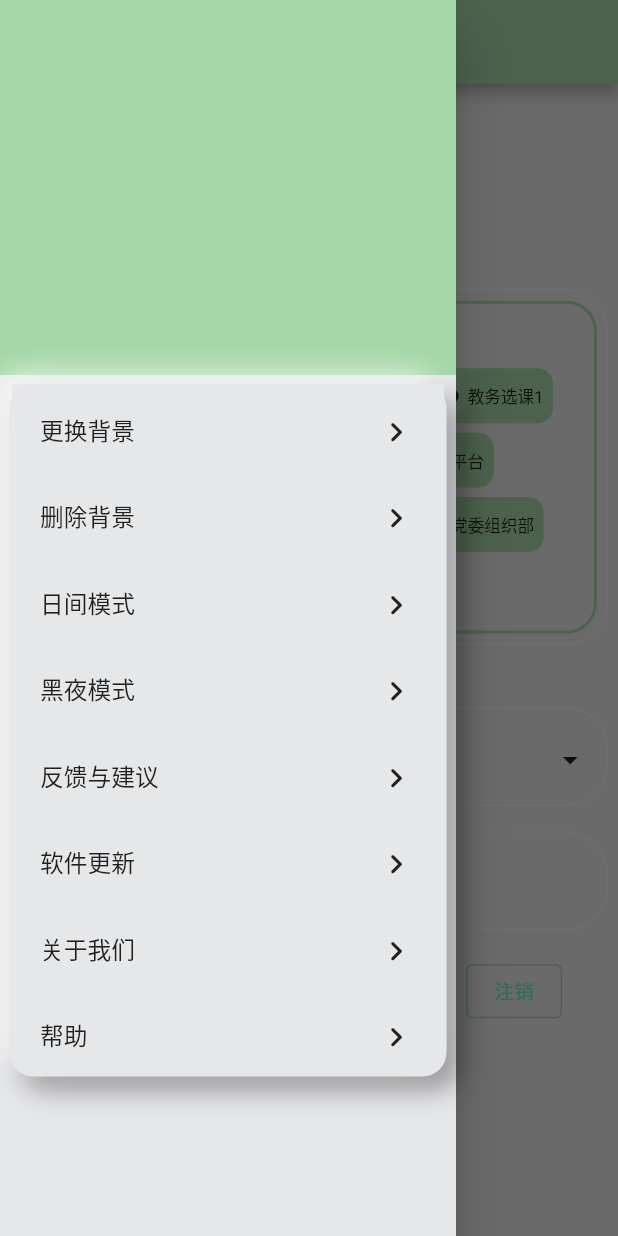
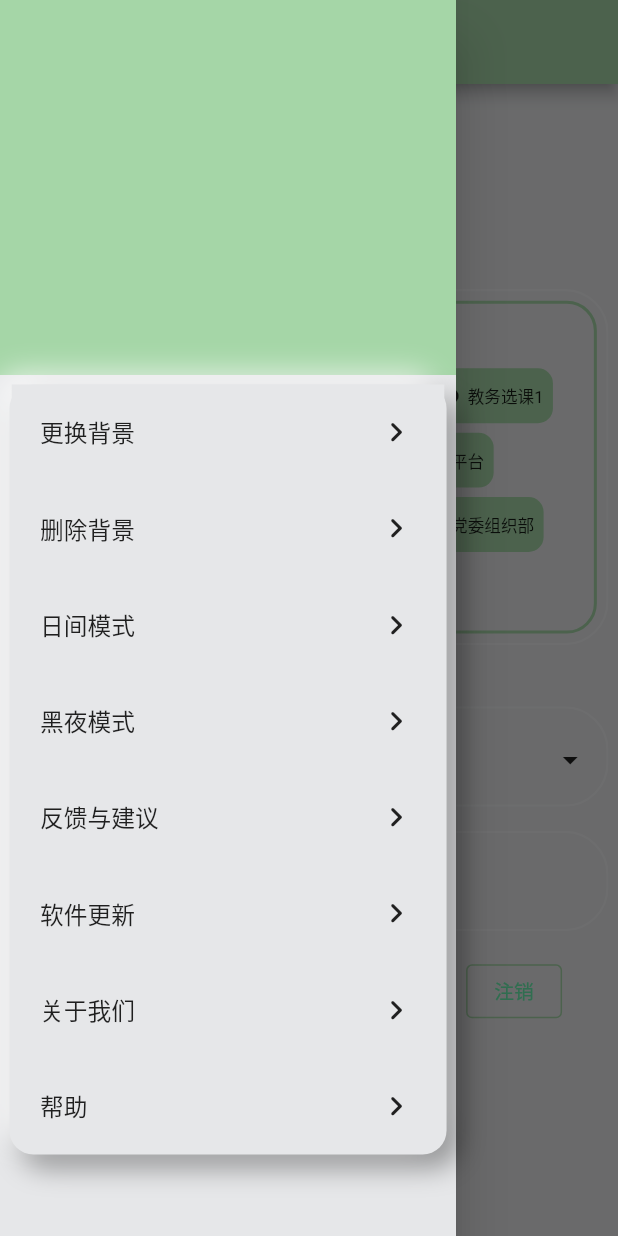
Before and after one commit to VaIOReTto1/CumtLogin, a Flutter app: the screen it shows after launch, with the side drawer open, on a phone screen of 412 x 824 dp. Run offline on Flutter 3.47's test engine with Material 2 defaults, Android fonts, the phone set to English and light mode, and no system bars; our stand-ins replace bot_toast, cached_network_image, dio, firebase_analytics, firebase_core, flutter_screenutil and 4 more; missing offline and left inert: flutter_picker; accounts and stored records are empty; network calls fail.

Commit message:
bugfix:更新更新网页跳转问题
bugfix:更新更新网页跳转问题

```diff
--- a/lib/drawer/drawer_button.dart
+++ b/lib/drawer/drawer_button.dart
@@ -27,7 +27,7 @@ class _AboutButtonState extends State<AboutButton> {
         },
         child: SizedBox(
           width: MediaQuery.of(context).size.width*0.7,
-          height: Platform.isWindows?MediaQuery.of(context).size.height*0.09:MediaQuery.of(context).size.height*0.07,
+          //height: Platform.isWindows?MediaQuery.of(context).size.height*0.09:MediaQuery.of(context).size.height*0.07,
           child: Padding(
               padding: EdgeInsets.all(UIConfig.paddingAll*3),
               child: Row(
@@ -56,7 +56,7 @@ class _ImageButtonState extends State<ImageButton> {
   Widget build(BuildContext context) {
     return SizedBox(
         width: MediaQuery.of(context).size.width*0.7,
-        height: Platform.isWindows?MediaQuery.of(context).size.height*0.09:MediaQuery.of(context).size.height*0.07,
+        //height: Platform.isWindows?MediaQuery.of(context).size.height*0.09:MediaQuery.of(context).size.height*0.07,
         child: Container(
           color: Theme.of(context).colorScheme.background,
           padding: EdgeInsets.all(UIConfig.paddingAll*3),
@@ -94,7 +94,7 @@ class _ThemeButtonState extends State<ThemeButton> {
         },
         child: SizedBox(
           width: MediaQuery.of(context).size.width*0.7,
-          height: Platform.isWindows?MediaQuery.of(context).size.height*0.09:MediaQuery.of(context).size.height*0.07,
+          //height: Platform.isWindows?MediaQuery.of(context).size.height*0.09:MediaQuery.of(context).size.height*0.07,
           child: Padding(
               padding: EdgeInsets.all(UIConfig.paddingAll*3),
               child: Row(
@@ -133,7 +133,7 @@ class _UpdatecheckButtonState extends State<UpdatecheckButton> {
         },
         child: SizedBox(
           width: MediaQuery.of(context).size.width*0.7,
-          height: Platform.isWindows?MediaQuery.of(context).size.height*0.09:MediaQuery.of(context).size.height*0.07,
+          //height: Platform.isWindows?MediaQuery.of(context).size.height*0.09:MediaQuery.of(context).size.height*0.07,
           child: Padding(
               padding: EdgeInsets.all(UIConfig.paddingAll*3),
               child: Row(
@@ -180,7 +180,7 @@ class _FeedBackButtonState extends State<FeedBackButton> {
         },
         child: SizedBox(
           width: MediaQuery.of(context).size.width*0.7,
-          height: Platform.isWindows?MediaQuery.of(context).size.height*0.09:MediaQuery.of(context).size.height*0.07,
+          //height: Platform.isWindows?MediaQuery.of(context).size.height*0.09:MediaQuery.of(context).size.height*0.07,
           child: Padding(
               padding: EdgeInsets.all(UIConfig.paddingAll * 3),
               child: Row(
@@ -216,7 +216,7 @@ class _HelpButtonState extends State<HelpButton> {
         },
         child: SizedBox(
           width: MediaQuery.of(context).size.width*0.7,
-          height: Platform.isWindows?MediaQuery.of(context).size.height*0.09:MediaQuery.of(context).size.height*0.07,
+          //height: Platform.isWindows?MediaQuery.of(context).size.height*0.09:MediaQuery.of(context).size.height*0.07,
           child: Padding(
               padding: EdgeInsets.all(UIConfig.paddingAll*3),
               child: Row(
--- a/lib/drawer/update/app_upgrade2.dart
+++ b/lib/drawer/update/app_upgrade2.dart
@@ -1,6 +1,5 @@
 import 'dart:convert';
 
-//import 'package:bot_toast/bot_toast.dart';
 import 'package:bot_toast/bot_toast.dart';
 import 'package:flutter/material.dart';
 import 'package:dio/dio.dart';
@@ -184,7 +183,7 @@ class _UpgradeDialogState extends State<UpgradeDialog> {
                             )),
                         onTap: () async {
                           Update.saveIsIgnore(false);
-                          launchUrl(Update.uri);
+                          launchUrl(Update.uri,mode: LaunchMode.externalApplication);
                           setState(() {
                             Update.isIgnore=false;
                           });
@@ -289,7 +288,7 @@ class _UpgradeDialog2State extends State<UpgradeDialog2> {
                                       fontSize: UIConfig.fontSizeSubMain*1.2)),
                             )),
                         onTap: () async {
-                          launchUrl(Update.uri);
+                          launchUrl(Update.uri,mode: LaunchMode.externalApplication);
                           Update.saveIsIgnore(false);
                           setState(() {
                             Update.isIgnore=false;
--- a/lib/main.dart
+++ b/lib/main.dart
@@ -75,9 +75,8 @@ class _LoginPageState extends State<LoginPage> with WidgetsBindingObserver {
 
   Future<void> logLoginEvent() async {
     await analytics.logEvent(
-        name: 'app_open',
+        name: 'daily user count',
     );
-    print('1');
   }
 
   @override
--- a/pubspec.yaml
+++ b/pubspec.yaml
@@ -3,7 +3,7 @@ description: A new Flutter project.
 
 publish_to: 'none'
 
-version: 1.0.0+1
+version: 1.1.0+1
 
 environment:
   sdk: '>=2.19.4 <3.0.0'
```
Also changed, not shown: 2 other files.
